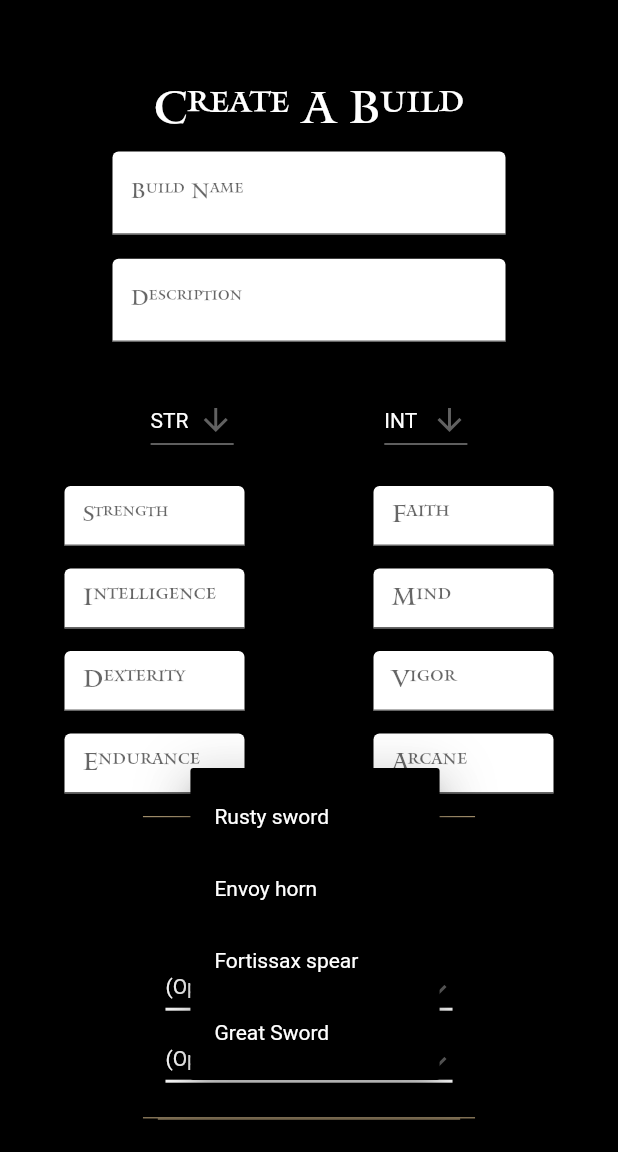
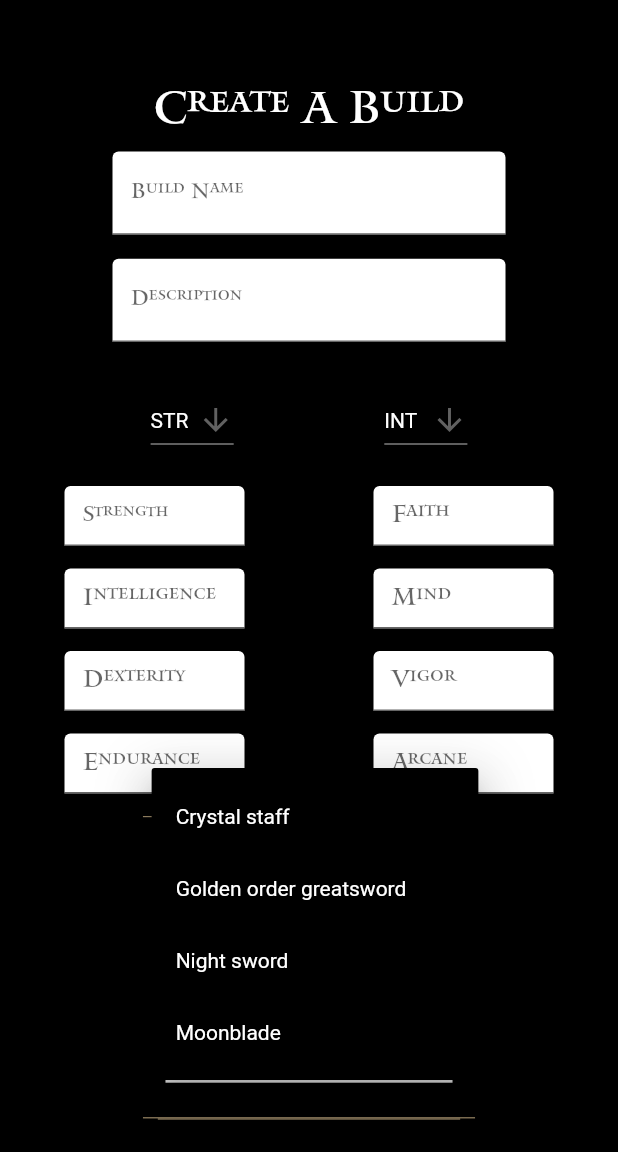
Before and after one commit to yvanmig/Elden-Build, a Flutter app: the CreateBuild screen opened by its route, after a tap on "Select a weapon", on a phone screen of 412 x 824 dp, the part 84-1236 px from its top. Run offline on Flutter 3.47's test engine with Material 2 defaults, Android fonts, the phone set to English and light mode, and no system bars; our stand-ins replace email_validator, flutter_image_slideshow, image_picker; accounts and stored records are empty; network calls fail.

```diff
--- a/lib/layout/pages/create_build.dart
+++ b/lib/layout/pages/create_build.dart
@@ -40,29 +40,30 @@ class _CreateBuildForm extends State<CreateBuild> {
   var weaponDropDownValue2;
   var weaponDropDownValue3;
   List<Equipment2> weapons = [
-    Equipment2(id: 1, name: "Rusty sword"),
-    Equipment2(id: 12, name: "Envoy horn"),
-    Equipment2(id: 13, name: "Fortissax spear"),
-    Equipment2(id: 14, name: "Great Sword"),
+    Equipment2(id: 1, name: "Crystal staff"),
+    Equipment2(id: 2, name: "Golden order greatsword"),
+    Equipment2(id: 3, name: "Night sword"),
+    Equipment2(id: 4, name: "Moonblade"),
   ];
 
   var spellDropDownValue1;
   var spellDropDownValue2;
   var spellDropDownValue3;
   List<Equipment2> spells = [
-    Equipment2(id: 1, name: "Elden stars"),
-    Equipment2(id: 12, name: "Moon blade"),
-    Equipment2(id: 13, name: "Azur comet"),
-    Equipment2(id: 14, name: "Lightning spear"),
+    Equipment2(id: 200, name: "Elden stars"),
+    Equipment2(id: 201, name: "Moon blade"),
+    Equipment2(id: 202, name: "Azur comet"),
+    Equipment2(id: 203, name: "Lightning spear"),
   ];
 
   var talismanDropDownValue1;
   var talismanDropDownValue2;
   var talismanDropDownValue3;
   List<Equipment2> talismans = [
-    Equipment2(id: 1, name: "Flock canvas"),
-    Equipment2(id: 12, name: "Jump attack"),
-    Equipment2(id: 13, name: "Dragoncrest shield"),
+    Equipment2(id: 400, name: "Flock canvas"),
+    Equipment2(id: 401, name: "Jump attack"),
+    Equipment2(id: 402, name: "Dragoncrest shield"),
+    Equipment2(id: 403, name: "Sacred branch"),
   ];
 
   late Build newBuild;
--- a/lib/model/Equipment.dart
+++ /dev/null
@@ -1,6 +0,0 @@
-class Equipement{
-  final String name;
-  final String image;
-
-  Equipement({required this.name, required this.image});
-}
```
Also changed, not shown: lib/layout/pages/build_page.dart (+50 -48 lines), lib/model/EquipmentModel.dart (added, +7 -0 lines), 1 other file.
